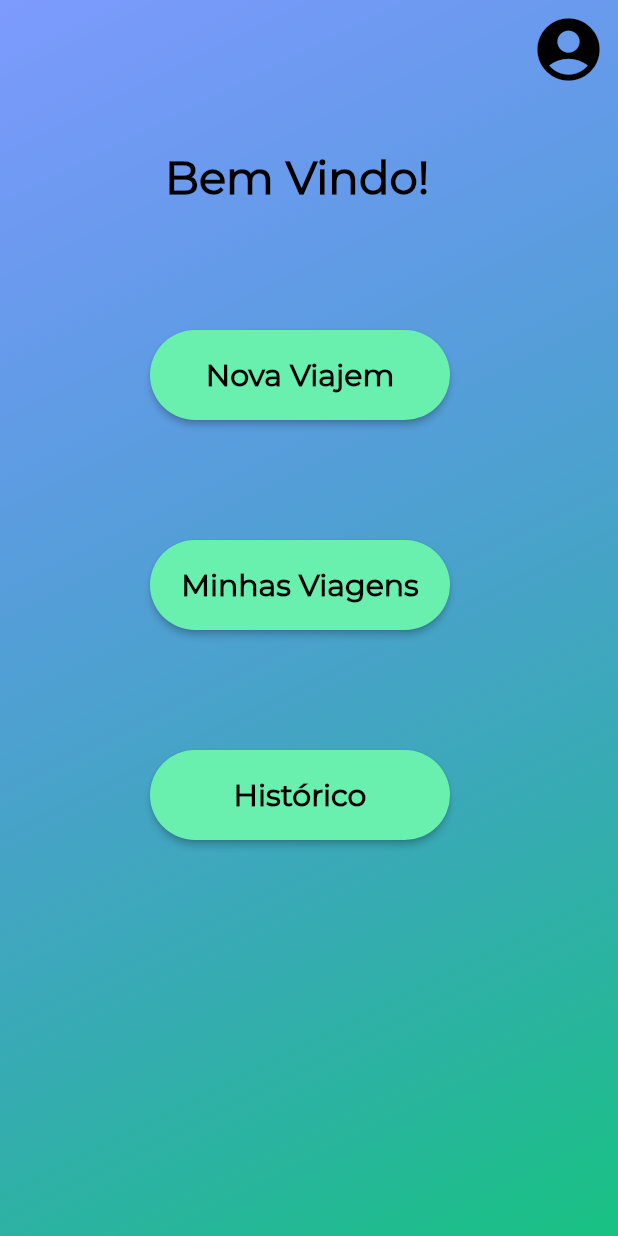
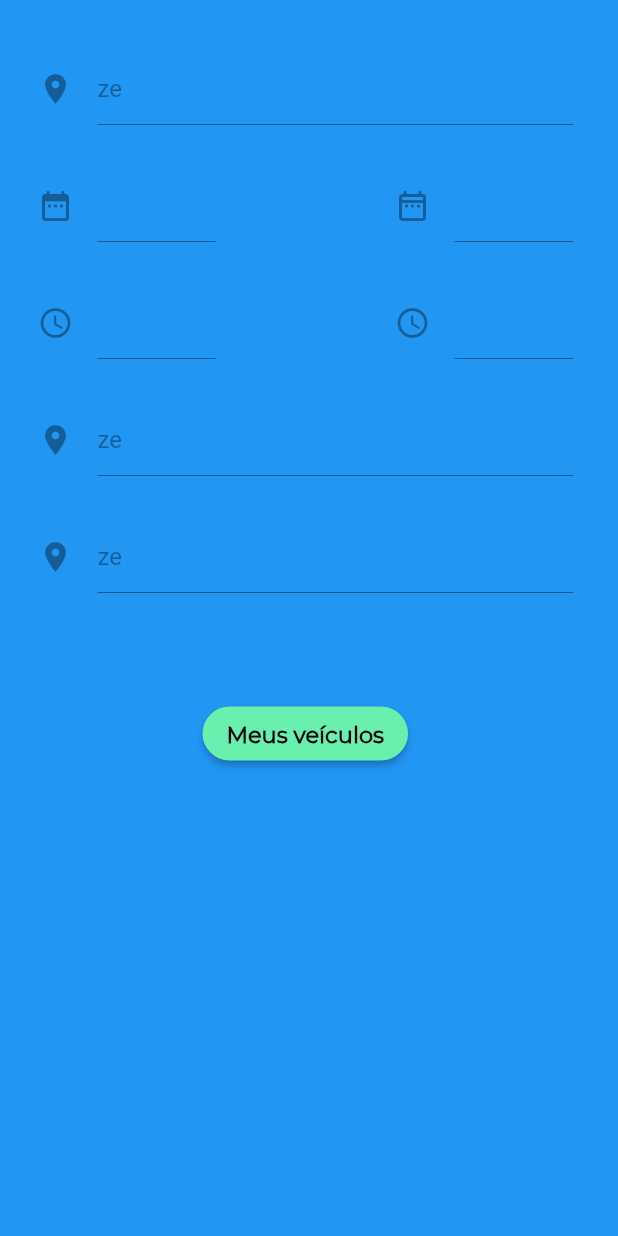
Before and after one commit to leticiaSS15/cost_trip_app, a Flutter app: the screen it shows after launch, on a phone screen of 412 x 824 dp. Run offline on Flutter 3.47's test engine with Material 2 defaults, Android fonts, the phone set to English and light mode, and no system bars; project files that could hold a hidden picture were left out.

```diff
--- a/lib/main.dart
+++ b/lib/main.dart
@@ -2,8 +2,13 @@ import 'package:cost_trip/pages/cadastrar_veiculo.dart';
 import 'package:cost_trip/pages/home_page.dart';
 import 'package:cost_trip/pages/historico_viagens.dart';
 import 'package:cost_trip/pages/minhas_viagens.dart';
+import 'package:cost_trip/pages/nova_viagem.dart';
+import 'package:cost_trip/pages/selecao_acomodacao_viagem.dart';
+import 'package:cost_trip/pages/selecao_transporte_viagem.dart';
 import 'package:cost_trip/pages/usuario_page.dart';
+import 'package:cost_trip/views/transporte_viagem.dart';
 import 'package:cost_trip/views/veiculo_cadastrado.dart';
+import 'package:cost_trip/views/visualizar_viagem.dart';
 import 'package:flutter/material.dart';
 import 'package:flutter/services.dart';
 
@@ -28,8 +33,11 @@ class MyApp extends StatelessWidget {
         '/pagUsuário': (context) => UsuarioPage(),
         '/pagCadastroVeiculo': (context) => CadastroVeiculo(),
         '/pagVeiculoCadastrado': (context) => VeiculoCadastrado(),
+        '/pagNovaViagem': (context) => NovaViagem(),
+        '/pagTransporteViagem': (context) => TransporteViagem(),
+        '/pagAcomodacaoViagem': (context) => AcomodacaoViagem(),
       },
-      home: HomePage(),
+      home: VisualizarViagem(),
     );
   }
 }
--- a/lib/views/tela_inicial.dart
+++ b/lib/views/tela_inicial.dart
@@ -31,7 +31,9 @@ class _TelaInicialState extends State<TelaInicial> {
                   ),
                   ),
                   color: Colors.greenAccent,
-                  onPressed: (){},
+                  onPressed: (){
+                    Navigator.pushNamed(context, '/pagNovaViagem');
+                  },
                 ),
               ),
               SizedBox(height: 80),
--- /dev/null
+++ b/lib/views/visualizar_viagem.dart
@@ -0,0 +1,132 @@
+import 'package:cost_trip/widgets/app_bar.dart';
+import 'package:flutter/cupertino.dart';
+import 'package:flutter/material.dart';
+
+
+class VisualizarViagem extends StatefulWidget {
+
+  @override
+  _VisualizarViagemState createState() => _VisualizarViagemState();
+}
+
+class _VisualizarViagemState extends State<VisualizarViagem> {
+
+  var controller = new TextEditingController();
+  bool _edicao = false;
+
+
+  @override
+  Widget build(BuildContext context) {
+    return Scaffold(
+      backgroundColor: Colors.blue,
+      body:SingleChildScrollView(
+        child: Column(
+          children: <Widget>[
+            SizedBox(height: 30.0),
+            Padding(
+              padding: const EdgeInsets.only(left: 25.0, right: 30.0, top: 5.0),
+              child: TextFormField(
+                enabled: _edicao,
+                initialValue: 'ze',
+                decoration: InputDecoration(
+                    focusColor: Colors.black,
+                    labelStyle: TextStyle(fontSize: 20),
+                    icon: Icon(Icons.location_on)),
+              ),
+            ),
+            Padding(
+              padding: const EdgeInsets.only(left: 25.0, right: 30.0, top: 30.0),
+              child: Row(
+                children: [
+                  Expanded(
+                    child: TextFormField(
+                      enabled: _edicao,
+                      decoration: InputDecoration(
+                          labelStyle: TextStyle(fontSize: 20),
+                          icon: Icon(Icons.date_range)),
+                    ),
+                  ),
+                  Spacer(),
+                  Expanded(
+                    child: TextFormField(
+                      enabled: _edicao,
+                      decoration: InputDecoration(
+                          labelStyle: TextStyle(fontSize: 20),
+                          icon: Icon(Icons.date_range_outlined)),
+                    ),
+                  ),
+                ],
+              ),
+            ),
+            Padding(
+              padding: const EdgeInsets.only(left: 25.0, right: 30.0, top: 30.0),
+              child: Row(
+                children: [
+                  Expanded(
+                    child: TextFormField(
+                      enabled: _edicao,
+                      decoration: InputDecoration(
+                          labelStyle: TextStyle(fontSize: 20),
+                          icon: Icon(Icons.access_time)),
+                    ),
+                  ),
+                  Spacer(),
+                  Expanded(
+                    child: TextFormField(
+                      enabled: _edicao,
+                      decoration: InputDecoration(
+                          labelStyle: TextStyle(fontSize: 20),
+                          icon: Icon(Icons.access_time_sharp)),
+                    ),
+                  ),
+                ],
+              ),
+            ),
+            Padding(
+              padding: const EdgeInsets.only(left: 25.0, right: 30.0, top: 30.0),
+              child: TextFormField(
+                enabled: _edicao,
+                initialValue: 'ze',
+                decoration: InputDecoration(
+                    focusColor: Colors.black,
+                    labelStyle: TextStyle(fontSize: 20),
+                    icon: Icon(Icons.location_on)),
+              ),
+            ),
+            Padding(
+              padding: const EdgeInsets.only(left: 25.0, right: 30.0, top: 30.0),
+              child: TextFormField(
+                enabled: _edicao,
+                initialValue: 'ze',
+                decoration: InputDecoration(
+                    focusColor: Colors.black,
+                    labelStyle: TextStyle(fontSize: 20),
+                    icon: Icon(Icons.location_on)),
+              ),
+            ),
+            Padding(
+              padding: const EdgeInsets.only(left: 5.0, right: 10.0, top: 70.0),
+              child: RaisedButton(
+                shape: RoundedRectangleBorder(
+                    borderRadius: BorderRadius.circular(30)
+                ),
+                child: Text("Meus veículos",
+                  style: TextStyle(
+                    fontFamily: 'Montserrat',
+                    fontWeight: FontWeight.bold,
+                    color: Colors.black,
+                    fontSize: 15,
+                  ),
+                ),
+                color: Colors.greenAccent,
+                onPressed: (){
+                  Navigator.pushNamed(context, '/pagVeiculoCadastrado');
+                },
+              ),
+            ),
+          ],
+        ),
+      ),
+    );
+  }
+}
--- a/lib/widgets/app_bar.dart
+++ b/lib/widgets/app_bar.dart
@@ -36,7 +36,7 @@ class _AppBarViagemState extends State<AppBarViagem> {
                   Navigator.pushNamed(context, '/pagUsuário');
                 },
                 icon: Icon(Icons.account_circle),
-                iconSize: 50.0,
+                iconSize: 40.0,
                 color: Colors.black,
               ),
          ),
@@ -52,7 +52,7 @@ class _AppBarViagemState extends State<AppBarViagem> {
             ),
           ),
           Container(
-            margin: EdgeInsets.only(top: 50.0, left: 20.0),
+            margin: EdgeInsets.only(top: 20.0, left: 20.0),
             padding: EdgeInsets.symmetric(
               vertical: 50,
               horizontal: 90,
--- a/pubspec.yaml
+++ b/pubspec.yaml
@@ -23,7 +23,6 @@ environment:
 dependencies:
   flutter:
     sdk: flutter
-  dropdown_formfield: ^0.1.3
 
 
   # The following adds the Cupertino Icons font to your application.
```
Also changed, not shown: lib/modelo/meus_veiculos.dart (added, +12 -0 lines), lib/pages/nova_viagem.dart (added, +29 -0 lines), lib/pages/selecao_acomodacao_viagem.dart (added, +29 -0 lines), lib/pages/selecao_transporte_viagem.dart (added, +29 -0 lines), lib/views/acomodacao_viagem.dart (added, +61 -0 lines), lib/views/transporte_viagem.dart (added, +61 -0 lines), lib/views/viagem_form.dart (added, +80 -0 lines), pubspec.lock, 1 other file.
